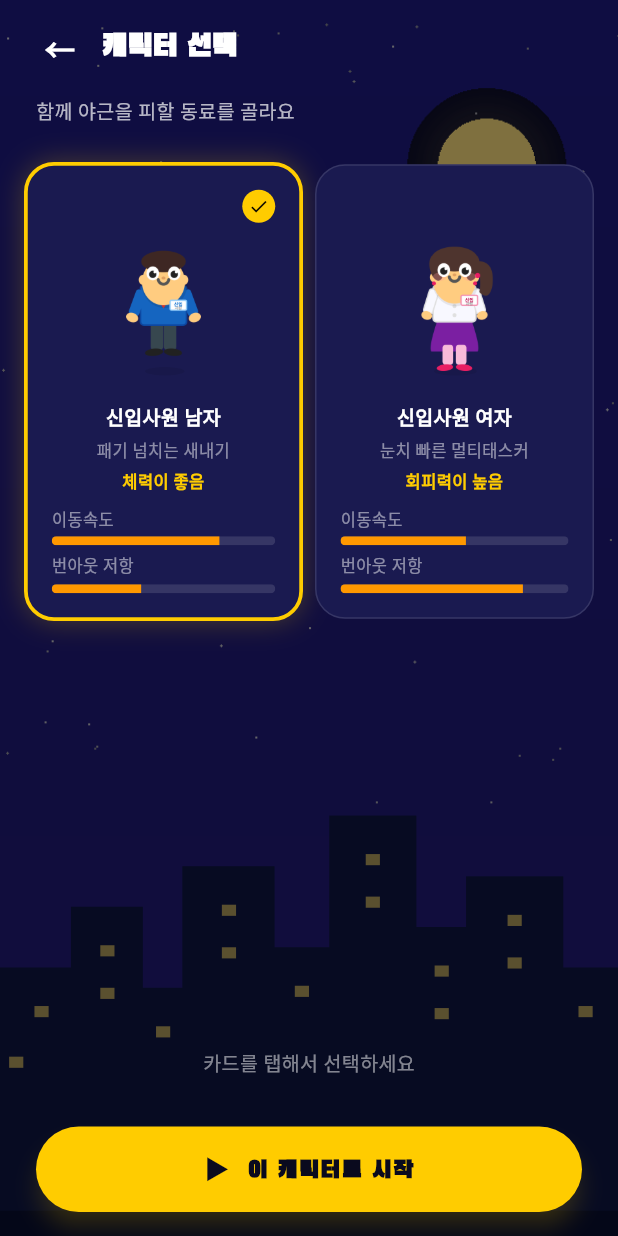
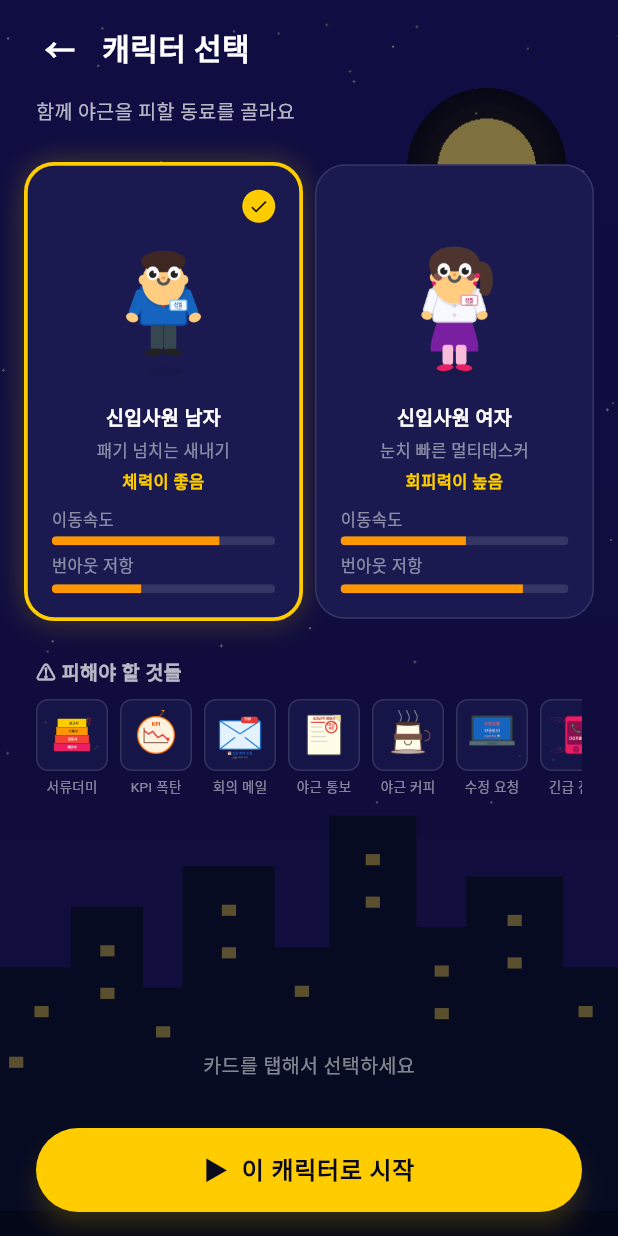
Before and after one commit to jaekyung-you/flutter-unity-webgl-game, a Flutter app: the _CharacterSelectView screen opened directly, on a phone screen of 412 x 824 dp. Run offline on Flutter 3.47's test engine with Material 3 defaults, Android fonts, the phone set to English and light mode, and no system bars; our stand-ins replace equatable, flutter_bloc, shared_preferences; missing offline and left inert: flutter_inappwebview; accounts and stored records are empty; Roboto replaces fonts that are missing (Pretendard).

Commit message:
feat(ui): Pretendard 폰트, 캐릭터 디폴트 수정, 낙하물 리스트, Unity 로딩화면 교체
- Font: Black Han Sans → Pretendard (Regular/Bold/ExtraBold, 400/700/800)
- AppTextStyles: fontFamily='Pretendard', 전체 weight 체계 정비
- CharacterSelectBloc._onLoad: 항상 'male' 디폴트로 초기화 (저장값 복원 제거)
- CharacterSelectScreen: 하단 빈 공간에 낙하물 에셋 7종 수평 스크롤 리스트 추가
- 낙하물 PNG 7종을 flutter-app/assets/images/에 복사
- index.html: "Made with Unity" 가리는 커스텀 로딩 오버레이 (#custom-loading)
  - amber 로딩바 + 페이드아웃 애니메이션
  - Unity 초기화 완료 시 자연스럽게 사라짐

Co-Authored-By: Claude Sonnet 4.6 <noreply@anthropic.com>

```diff
--- a/flutter-app/lib/core/constants/app_text_styles.dart
+++ b/flutter-app/lib/core/constants/app_text_styles.dart
@@ -2,50 +2,56 @@ import 'package:flutter/material.dart';
 import 'app_colors.dart';
 
 class AppTextStyles {
-  static const _gameFont = 'BlackHanSans';
+  static const _font = 'Pretendard';
 
   static const display = TextStyle(
-    fontFamily: _gameFont,
+    fontFamily: _font,
     fontSize: 40,
-    fontWeight: FontWeight.w900,
+    fontWeight: FontWeight.w800,
     letterSpacing: 2,
     color: Colors.white,
   );
 
   static const heading = TextStyle(
-    fontFamily: _gameFont,
+    fontFamily: _font,
     fontSize: 28,
-    fontWeight: FontWeight.bold,
+    fontWeight: FontWeight.w800,
     color: Colors.white,
   );
 
   static const title = TextStyle(
-    fontFamily: _gameFont,
+    fontFamily: _font,
     fontSize: 20,
-    fontWeight: FontWeight.bold,
+    fontWeight: FontWeight.w700,
     color: Colors.white,
   );
 
   static const button = TextStyle(
-    fontFamily: _gameFont,
+    fontFamily: _font,
     fontSize: 16,
     fontWeight: FontWeight.w700,
-    letterSpacing: 1,
+    letterSpacing: 0.5,
     color: Colors.white,
   );
 
   static const body = TextStyle(
+    fontFamily: _font,
     fontSize: 16,
+    fontWeight: FontWeight.w400,
     color: Colors.white,
   );
 
   static const caption = TextStyle(
+    fontFamily: _font,
     fontSize: 13,
+    fontWeight: FontWeight.w400,
     color: AppColors.textSecondary,
   );
 
   static const micro = TextStyle(
+    fontFamily: _font,
     fontSize: 11,
+    fontWeight: FontWeight.w400,
     color: AppColors.textMuted,
   );
 }
--- a/flutter-app/lib/features/character_select/bloc/character_select_bloc.dart
+++ b/flutter-app/lib/features/character_select/bloc/character_select_bloc.dart
@@ -15,8 +15,7 @@ class CharacterSelectBloc
 
   Future<void> _onLoad(
       CharacterSelectLoadRequested event, Emitter<CharacterSelectState> emit) async {
-    final c = await _repo.getSelectedCharacter();
-    emit(state.copyWith(selectedCharacter: c));
+    emit(state.copyWith(selectedCharacter: 'male'));
   }
 
   void _onChange(CharacterChanged event, Emitter<CharacterSelectState> emit) {
--- a/flutter-app/lib/features/character_select/view/character_select_screen.dart
+++ b/flutter-app/lib/features/character_select/view/character_select_screen.dart
@@ -75,6 +75,24 @@ class _CharacterSelectView extends StatelessWidget {
                                 '신입사원 여자', '눈치 빠른 멀티태스커', '회피력이 높음', 0.55, 0.80)),
                       ],
                     ),
+                  ),
+                ),
+                const SizedBox(height: AppSpacing.lg),
+                Padding(
+                  padding: const EdgeInsets.symmetric(horizontal: AppSpacing.lg),
+                  child: Column(
+                    crossAxisAlignment: CrossAxisAlignment.start,
+                    children: [
+                      Text(
+                        '⚠️ 피해야 할 것들',
+                        style: AppTextStyles.caption.copyWith(
+                          color: AppColors.textSecondary,
+                          fontWeight: FontWeight.w700,
+                        ),
+                      ),
+                      const SizedBox(height: AppSpacing.sm),
+                      _obstacleList(),
+                    ],
                   ),
                 ),
                 const Spacer(),
@@ -184,6 +202,58 @@ class _CharacterSelectView extends StatelessWidget {
     );
   }
 
+  static const _obstacles = [
+    ('document_pile', '서류더미'),
+    ('kpi_bomb', 'KPI 폭탄'),
+    ('meeting_mail', '회의 메일'),
+    ('overtime_notice', '야근 통보'),
+    ('overwork_coffee', '야근 커피'),
+    ('revision_laptop', '수정 요청'),
+    ('urgent_phone', '긴급 전화'),
+  ];
+
+  Widget _obstacleList() {
+    return SizedBox(
+      height: 72,
+      child: ListView.separated(
+        scrollDirection: Axis.horizontal,
+        itemCount: _obstacles.length,
+        separatorBuilder: (_, __) => const SizedBox(width: AppSpacing.sm),
+        itemBuilder: (_, i) {
+          final (id, label) = _obstacles[i];
+          return Column(
+            mainAxisSize: MainAxisSize.min,
+            children: [
+              Container(
+                width: 48,
+                height: 48,
+                decoration: BoxDecoration(
+                  color: AppColors.surface1,
+                  borderRadius: BorderRadius.circular(AppSpacing.radiusSm),
+                  border: Border.all(color: AppColors.divider),
+                ),
+                child: Padding(
+                  padding: const EdgeInsets.all(6),
+                  child: Image.asset(
+                    'assets/images/$id.png',
+                    fit: BoxFit.contain,
+                    errorBuilder: (_, __, ___) =>
+                        const Icon(Icons.warning_amber_rounded,
+                            color: AppColors.warning, size: 24),
+                  ),
+                ),
+              ),
+              const SizedBox(height: 4),
+              Text(label,
+                  style: AppTextStyles.micro
+                      .copyWith(color: AppColors.textMuted, fontSize: 9)),
+            ],
+          );
+        },
+      ),
+    );
+  }
+
   Widget _statBar(String label, double ratio) {
     return Column(
       crossAxisAlignment: CrossAxisAlignment.start,
```
Also changed, not shown: flutter-app/pubspec.yaml (+7 -2 lines), flutter-app/assets/images/document_pile.png (added), flutter-app/assets/images/kpi_bomb.png (added), flutter-app/assets/images/meeting_mail.png (added), flutter-app/assets/images/overtime_notice.png (added), flutter-app/assets/images/overwork_coffee.png (added), flutter-app/assets/images/revision_laptop.png (added), flutter-app/assets/images/urgent_phone.png (added), 4 other files.
